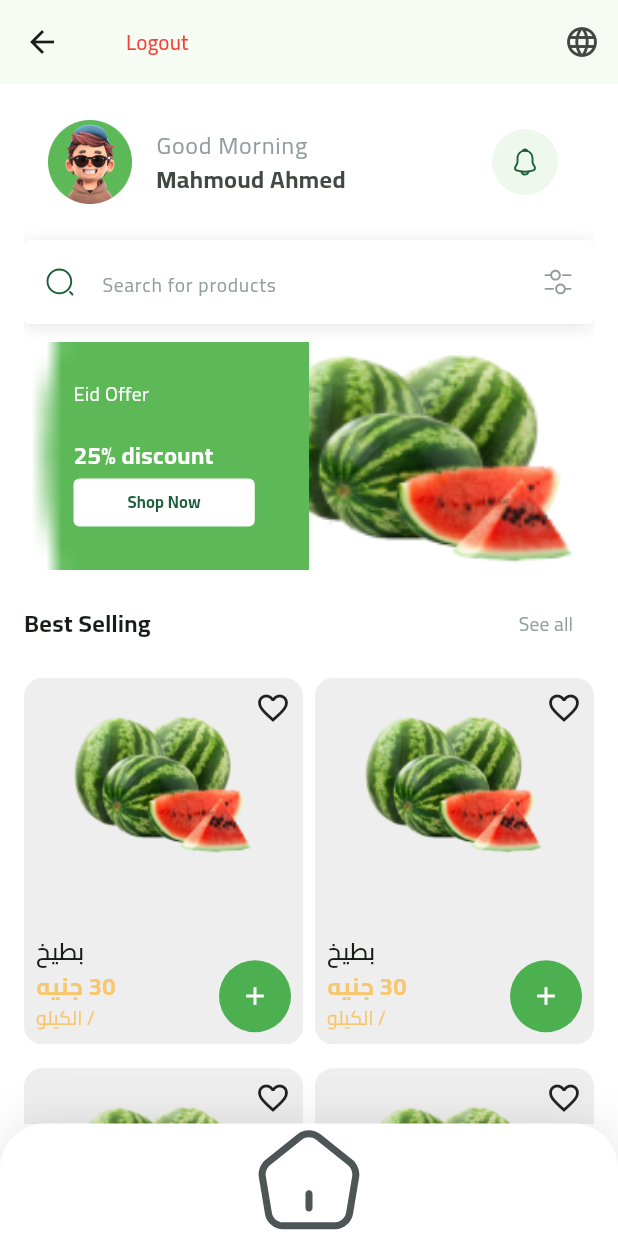
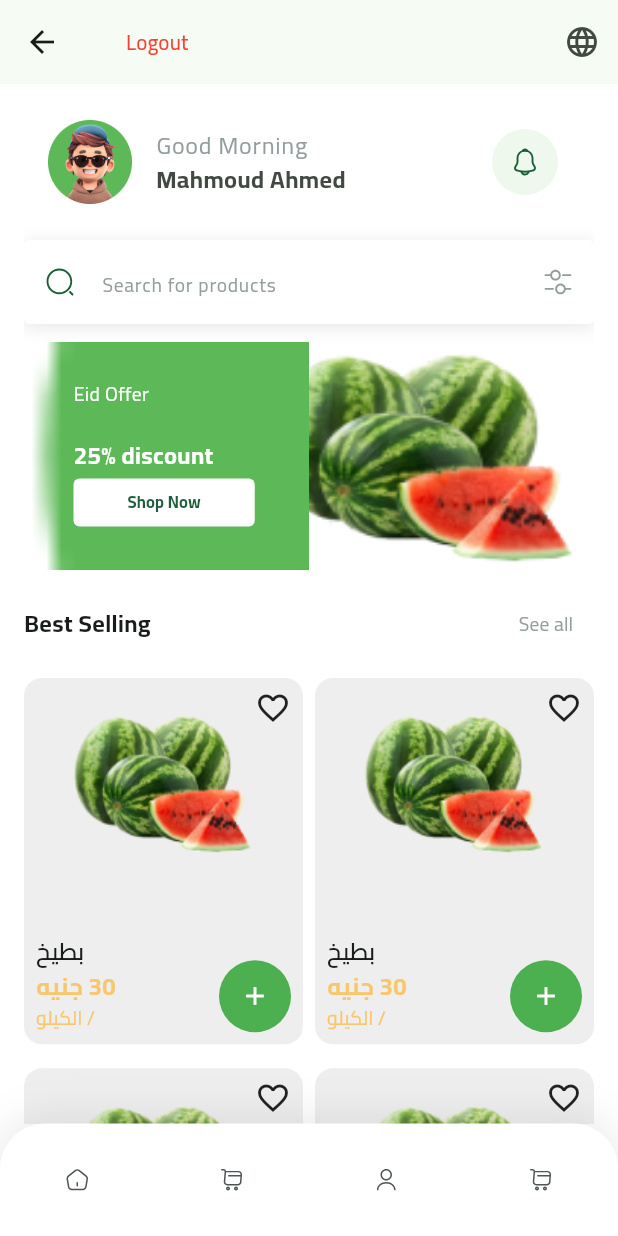
Before and after one commit to mahmoudahmed1718/ecommerce, a Flutter app: the HomeView screen opened by its route, on a phone screen of 412 x 824 dp. Run offline on Flutter 3.47's test engine with Material 3 defaults, Android fonts, the phone set to English and light mode, and no system bars; our stand-ins replace bloc, cloud_firestore, dartz, dots_indicator, easy_localization, firebase_auth and 8 more; missing offline and left inert: flutter_facebook_auth; accounts and stored records are empty.

Commit message:
Refactor bottom navigation bar components and implement active/inactive item logic

```diff
--- /dev/null
+++ b/lib/feature/home/presentation/views/widgets/active_item.dart
@@ -0,0 +1,11 @@
+import 'package:flutter/material.dart';
+import 'package:flutter_svg/svg.dart';
+
+class ActiveItem extends StatelessWidget {
+  const ActiveItem({super.key, required this.image});
+  final String image;
+  @override
+  Widget build(BuildContext context) {
+    return Container(color: Colors.black, child: SvgPicture.asset(image));
+  }
+}
--- /dev/null
+++ b/lib/feature/home/presentation/views/widgets/bottom_naviagtion_bar_item.dart
@@ -0,0 +1,21 @@
+import 'package:ecommerce/core/utils/app_images.dart';
+import 'package:ecommerce/feature/home/domain/entites/navigation_bar_item_entity.dart';
+import 'package:ecommerce/feature/home/presentation/views/widgets/active_item.dart';
+import 'package:ecommerce/feature/home/presentation/views/widgets/in_active_item.dart';
+import 'package:flutter/material.dart';
+
+class BottomNavigationbarItem extends StatelessWidget {
+  const BottomNavigationbarItem({
+    super.key,
+    required this.isActive,
+    required this.navigationBarItemEntity,
+  });
+  final bool isActive;
+  final NavigationBarItemEntity navigationBarItemEntity;
+  @override
+  Widget build(BuildContext context) {
+    return isActive
+        ? ActiveItem(image: Assets.imagesVuesaxOutlineHome)
+        : InActiveItem(image: navigationBarItemEntity.inactiveIcon);
+  }
+}
--- a/lib/feature/home/presentation/views/widgets/custom_bottom_navigation_bar.dart
+++ b/lib/feature/home/presentation/views/widgets/custom_bottom_navigation_bar.dart
@@ -1,6 +1,6 @@
-import 'package:ecommerce/core/utils/app_images.dart';
+import 'package:ecommerce/feature/home/domain/entites/navigation_bar_item_entity.dart';
+import 'package:ecommerce/feature/home/presentation/views/widgets/bottom_naviagtion_bar_item.dart';
 import 'package:flutter/material.dart';
-import 'package:flutter_svg/svg.dart';
 
 class CustomBottomNavigationBar extends StatelessWidget {
   const CustomBottomNavigationBar({super.key});
@@ -26,36 +26,17 @@ class CustomBottomNavigationBar extends StatelessWidget {
           ),
         ],
       ),
-      child: InActiveItem(image: Assets.imagesVuesaxOutlineHome),
+      child: Row(
+        children:
+            navigationBarItems.map((item) {
+              return Expanded(
+                child: BottomNavigationbarItem(
+                  isActive: false,
+                  navigationBarItemEntity: item,
+                ),
+              );
+            }).toList(),
+      ),
     );
   }
 }
-
-class InActiveItem extends StatelessWidget {
-  const InActiveItem({super.key, required this.image});
-  final String image;
-  @override
-  Widget build(BuildContext context) {
-    return SvgPicture.asset(image);
-  }
-}
-
-class ActiveItem extends StatelessWidget {
-  const ActiveItem({super.key, required this.image});
-  final String image;
-  @override
-  Widget build(BuildContext context) {
-    return SvgPicture.asset(image);
-  }
-}
-
-class BottomNavigationbarItem extends StatelessWidget {
-  const BottomNavigationbarItem({super.key, required this.isActive});
-  final bool isActive;
-  @override
-  Widget build(BuildContext context) {
-    return isActive
-        ? ActiveItem(image: Assets.imagesVuesaxOutlineHome)
-        : InActiveItem(image: Assets.imagesVuesaxOutlineHome);
-  }
-}
--- a/lib/feature/home/presentation/views/widgets/home_view_body.dart
+++ b/lib/feature/home/presentation/views/widgets/home_view_body.dart
@@ -2,7 +2,6 @@ import 'package:ecommerce/constants.dart';
 import 'package:ecommerce/core/widgets/best_selling_header.dart';
 import 'package:ecommerce/feature/home/presentation/views/widgets/custom_search_text_field.dart';
 import 'package:ecommerce/core/widgets/featured_item.dart';
-import 'package:ecommerce/core/widgets/fruit_item.dart';
 import 'package:ecommerce/feature/home/presentation/views/widgets/best_selling_grid_view.dart';
 import 'package:ecommerce/feature/home/presentation/views/widgets/custom_home_app_bar.dart';
 import 'package:flutter/material.dart';
--- /dev/null
+++ b/lib/feature/home/presentation/views/widgets/in_active_item.dart
@@ -0,0 +1,11 @@
+import 'package:flutter/material.dart';
+import 'package:flutter_svg/svg.dart';
+
+class InActiveItem extends StatelessWidget {
+  const InActiveItem({super.key, required this.image});
+  final String image;
+  @override
+  Widget build(BuildContext context) {
+    return SvgPicture.asset(image);
+  }
+}
```
